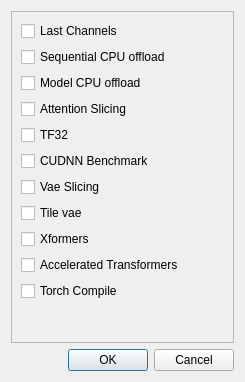
Capsize-Games/airunner, file src/airunner/pyqt/advanced_settings.ui: the form before one commit.
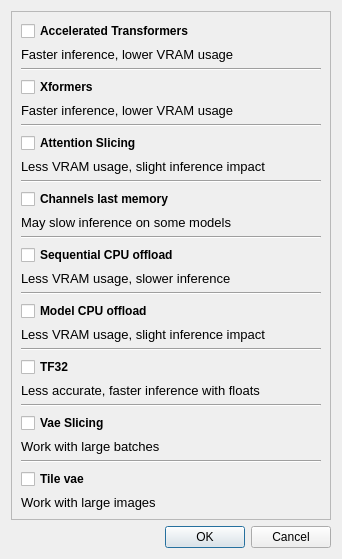
The form after the commit.

Commit message:
redesigns memory settings
- adds tooltips
- rearranges layout
- removes cudnn benchmark
- removes torch compile

```diff
--- a/src/airunner/pyqt/advanced_settings.ui
+++ b/src/airunner/pyqt/advanced_settings.ui
@@ -6,14 +6,24 @@
    <rect>
     <x>0</x>
     <y>0</y>
-    <width>245</width>
-    <height>382</height>
+    <width>342</width>
+    <height>539</height>
    </rect>
   </property>
   <property name="windowTitle">
    <string>Advanced Settings</string>
   </property>
   <layout class="QGridLayout" name="gridLayout">
+   <item row="1" column="0">
+    <widget class="QDialogButtonBox" name="buttonBox">
+     <property name="orientation">
+      <enum>Qt::Horizontal</enum>
+     </property>
+     <property name="standardButtons">
+      <set>QDialogButtonBox::Cancel|QDialogButtonBox::Ok</set>
+     </property>
+    </widget>
+   </item>
    <item row="0" column="0">
     <widget class="QFrame" name="frame">
      <property name="frameShape">
@@ -22,95 +32,360 @@
      <property name="frameShadow">
       <enum>QFrame::Raised</enum>
      </property>
-     <layout class="QFormLayout" name="formLayout">
+     <layout class="QGridLayout" name="gridLayout_2">
       <item row="0" column="0">
+       <layout class="QVBoxLayout" name="verticalLayout_3">
+        <item>
+         <widget class="QCheckBox" name="use_accelerated_transformers">
+          <property name="font">
+           <font>
+            <bold>true</bold>
+           </font>
+          </property>
+          <property name="toolTip">
+           <string>&lt;html&gt;&lt;head/&gt;&lt;body&gt;&lt;p&gt;&lt;span style=&quot; font-weight:400;&quot;&gt;Optimized and memory-efficient attention implementation.&lt;/span&gt;&lt;/p&gt;&lt;/body&gt;&lt;/html&gt;</string>
+          </property>
+          <property name="text">
+           <string>Accelerated Transformers</string>
+          </property>
+         </widget>
+        </item>
+        <item>
+         <widget class="QLabel" name="label_8">
+          <property name="font">
+           <font>
+            <pointsize>10</pointsize>
+            <italic>false</italic>
+           </font>
+          </property>
+          <property name="text">
+           <string>Faster inference, lower VRAM usage</string>
+          </property>
+          <property name="indent">
+           <number>-1</number>
+          </property>
+         </widget>
+        </item>
+        <item>
+         <widget class="Line" name="line_8">
+          <property name="orientation">
+           <enum>Qt::Horizontal</enum>
+          </property>
+         </widget>
+        </item>
+        <item>
+         <widget class="QCheckBox" name="use_xformers">
+          <property name="font">
+           <font>
+            <bold>true</bold>
+           </font>
+          </property>
+          <property name="toolTip">
+           <string>&lt;html&gt;&lt;head/&gt;&lt;body&gt;&lt;p&gt;&lt;span style=&quot; font-weight:400;&quot;&gt;It is recommended to leave this enabled for faster inference and reduced memory consumption.&lt;/span&gt;&lt;/p&gt;&lt;/body&gt;&lt;/html&gt;</string>
+          </property>
+          <property name="text">
+           <string>Xformers</string>
+          </property>
+         </widget>
+        </item>
+        <item>
+         <widget class="QLabel" name="label_9">
+          <property name="font">
+           <font>
+            <pointsize>10</pointsize>
+            <italic>false</italic>
+           </font>
+          </property>
+          <property name="text">
+           <string>Faster inference, lower VRAM usage</string>
+          </property>
+          <property name="indent">
+           <number>-1</number>
+          </property>
+         </widget>
+        </item>
+        <item>
+         <widget class="Line" name="line_7">
+          <property name="orientation">
+           <enum>Qt::Horizontal</enum>
+          </property>
+         </widget>
+        </item>
+        <item>
+         <widget class="QCheckBox" name="use_attention_slicing">
+          <property name="font">
+           <font>
+            <bold>true</bold>
+           </font>
+          </property>
+          <property name="toolTip">
+           <string>&lt;html&gt;&lt;head/&gt;&lt;body&gt;&lt;p&gt;&lt;span style=&quot; font-weight:400;&quot;&gt;Perform computation in steps instead of all at once.&lt;/span&gt;&lt;/p&gt;&lt;p&gt;&lt;span style=&quot; font-weight:400;&quot;&gt;About 10% slower inference times.&lt;/span&gt;&lt;/p&gt;&lt;p&gt;&lt;span style=&quot; font-weight:400;&quot;&gt;Uses as little as 3.2 GB of VRAM.&lt;/span&gt;&lt;/p&gt;&lt;/body&gt;&lt;/html&gt;</string>
+          </property>
+          <property name="text">
+           <string>Attention Slicing</string>
+          </property>
+         </widget>
+        </item>
+        <item>
+         <widget class="QLabel" name="label_4">
+          <property name="font">
+           <font>
+            <pointsize>10</pointsize>
+            <italic>false</italic>
+           </font>
+          </property>
+          <property name="text">
+           <string>Less VRAM usage, slight inference impact</string>
+          </property>
+          <property name="indent">
+           <number>-1</number>
+          </property>
+         </widget>
+        </item>
+        <item>
+         <widget class="Line" name="line_4">
+          <property name="orientation">
+           <enum>Qt::Horizontal</enum>
+          </property>
+         </widget>
+        </item>
+        <item>
        <widget class="QCheckBox" name="use_lastchannels">
+          <property name="font">
+           <font>
+            <bold>true</bold>
+           </font>
+          </property>
+          <property name="toolTip">
+           <string>&lt;html&gt;&lt;head/&gt;&lt;body&gt;&lt;p&gt;&lt;span style=&quot; font-weight:400;&quot;&gt;Alternative way of ordering NCHW tensors in memory preserving dimensions ordering. Channels last tensors ordered in such a way that channels become the densest dimension (aka storing images pixel-per-pixel). &lt;/span&gt;&lt;/p&gt;&lt;p&gt;&lt;span style=&quot; font-weight:400;&quot;&gt;Since not all operators currently support channels last format it may result in a worst performance, so it’s better to try it and see if it works for your model.&lt;/span&gt;&lt;/p&gt;&lt;/body&gt;&lt;/html&gt;</string>
+          </property>
         <property name="text">
-         <string>Last Channels</string>
+           <string>Channels last memory</string>
         </property>
        </widget>
       </item>
-      <item row="1" column="0">
+        <item>
+         <widget class="QLabel" name="label_3">
+          <property name="font">
+           <font>
+            <pointsize>10</pointsize>
+            <italic>false</italic>
+           </font>
+          </property>
+          <property name="text">
+           <string>May slow inference on some models</string>
+          </property>
+          <property name="indent">
+           <number>-1</number>
+          </property>
+         </widget>
+        </item>
+        <item>
+         <widget class="Line" name="line">
+          <property name="orientation">
+           <enum>Qt::Horizontal</enum>
+          </property>
+         </widget>
+        </item>
+        <item>
        <widget class="QCheckBox" name="use_enable_sequential_cpu_offload">
+          <property name="font">
+           <font>
+            <bold>true</bold>
+           </font>
+          </property>
+          <property name="toolTip">
+           <string>&lt;html&gt;&lt;head/&gt;&lt;body&gt;&lt;p&gt;&lt;span style=&quot; font-weight:400;&quot;&gt;Use with &lt;/span&gt;attention slicing&lt;span style=&quot; font-weight:400;&quot;&gt; for lower memory consumption.&lt;/span&gt;&lt;/p&gt;&lt;p&gt;&lt;span style=&quot; font-weight:400;&quot;&gt;Offloads the weights to CPU and only load them to GPU when performing the forward pass for memory savings.&lt;/span&gt;&lt;/p&gt;&lt;/body&gt;&lt;/html&gt;</string>
+          </property>
         <property name="text">
          <string>Sequential CPU offload</string>
         </property>
        </widget>
       </item>
-      <item row="2" column="0">
+        <item>
+         <widget class="QLabel" name="label">
+          <property name="font">
+           <font>
+            <pointsize>10</pointsize>
+            <italic>false</italic>
+           </font>
+          </property>
+          <property name="text">
+           <string>Less VRAM usage, slower inference</string>
+          </property>
+          <property name="indent">
+           <number>-1</number>
+          </property>
+         </widget>
+        </item>
+        <item>
+         <widget class="Line" name="line_2">
+          <property name="orientation">
+           <enum>Qt::Horizontal</enum>
+          </property>
+         </widget>
+        </item>
+        <item>
        <widget class="QCheckBox" name="enable_model_cpu_offload">
+          <property name="font">
+           <font>
+            <bold>true</bold>
+           </font>
+          </property>
+          <property name="toolTip">
+           <string>&lt;html&gt;&lt;head/&gt;&lt;body&gt;&lt;p&gt;&lt;span style=&quot; font-weight:400;&quot;&gt;Use with attention slicing for lower memory consumption.&lt;/span&gt;&lt;/p&gt;&lt;p&gt;&lt;span style=&quot; font-weight:400;&quot;&gt;Moves whole models to the GPU, instead of handling each model’s constituent &lt;/span&gt;&lt;span style=&quot; font-weight:400; font-style:italic;&quot;&gt;modules&lt;/span&gt;&lt;span style=&quot; font-weight:400;&quot;&gt;. This results in a negligible impact on inference time (compared with moving the pipeline to &lt;/span&gt;&lt;span style=&quot; font-family:'monospace'; font-weight:400;&quot;&gt;cuda&lt;/span&gt;&lt;span style=&quot; font-weight:400;&quot;&gt;), while still providing some memory savings.&lt;/span&gt;&lt;/p&gt;&lt;/body&gt;&lt;/html&gt;</string>
+          </property>
         <property name="text">
          <string>Model CPU offload</string>
         </property>
        </widget>
       </item>
-      <item row="3" column="0">
-       <widget class="QCheckBox" name="use_attention_slicing">
+        <item>
+         <widget class="QLabel" name="label_2">
+          <property name="font">
+           <font>
+            <pointsize>10</pointsize>
+            <italic>false</italic>
+           </font>
+          </property>
         <property name="text">
-         <string>Attention Slicing</string>
-        </property>
-       </widget>
-      </item>
-      <item row="4" column="0">
+           <string>Less VRAM usage, slight inference impact</string>
+          </property>
+          <property name="indent">
+           <number>-1</number>
+          </property>
+         </widget>
+        </item>
+        <item>
+         <widget class="Line" name="line_3">
+          <property name="orientation">
+           <enum>Qt::Horizontal</enum>
+          </property>
+         </widget>
+        </item>
+        <item>
        <widget class="QCheckBox" name="use_tf32">
+          <property name="font">
+           <font>
+            <bold>true</bold>
+           </font>
+          </property>
+          <property name="toolTip">
+           <string>&lt;html&gt;&lt;head/&gt;&lt;body&gt;&lt;p&gt;&lt;span style=&quot; font-weight:400;&quot;&gt;On Ampere and later CUDA devices matrix multiplications and convolutions can use the TensorFloat32 (TF32) mode for faster but slightly less accurate computations.&lt;/span&gt;&lt;/p&gt;&lt;/body&gt;&lt;/html&gt;</string>
+          </property>
         <property name="text">
          <string>TF32</string>
         </property>
        </widget>
       </item>
-      <item row="5" column="0">
-       <widget class="QCheckBox" name="use_cudnn_benchmark">
+        <item>
+         <widget class="QLabel" name="label_5">
+          <property name="font">
+           <font>
+            <pointsize>10</pointsize>
+            <italic>false</italic>
+           </font>
+          </property>
         <property name="text">
-         <string>CUDNN Benchmark</string>
-        </property>
-       </widget>
-      </item>
-      <item row="6" column="0">
+           <string>Less accurate, faster inference with floats</string>
+          </property>
+          <property name="indent">
+           <number>-1</number>
+          </property>
+         </widget>
+        </item>
+        <item>
+         <widget class="Line" name="line_5">
+          <property name="orientation">
+           <enum>Qt::Horizontal</enum>
+          </property>
+         </widget>
+        </item>
+        <item>
        <widget class="QCheckBox" name="use_enable_vae_slicing">
+          <property name="font">
+           <font>
+            <bold>true</bold>
+           </font>
+          </property>
+          <property name="toolTip">
+           <string>&lt;html&gt;&lt;head/&gt;&lt;body&gt;&lt;p&gt;&lt;span style=&quot; font-weight:400;&quot;&gt;Use with Attention Slicing or Xformers&lt;/span&gt;&lt;/p&gt;&lt;p&gt;&lt;span style=&quot; font-weight:400;&quot;&gt;Decode large batches of images with limited VRAM, or to enable batches with 32 images or more.&lt;/span&gt;&lt;/p&gt;&lt;/body&gt;&lt;/html&gt;</string>
+          </property>
         <property name="text">
          <string>Vae Slicing</string>
         </property>
        </widget>
       </item>
-      <item row="7" column="0">
+        <item>
+         <widget class="QLabel" name="label_6">
+          <property name="font">
+           <font>
+            <pointsize>10</pointsize>
+            <italic>false</italic>
+           </font>
+          </property>
+          <property name="text">
+           <string>Work with large batches</string>
+          </property>
+          <property name="indent">
+           <number>-1</number>
+          </property>
+         </widget>
+        </item>
+        <item>
+         <widget class="Line" name="line_6">
+          <property name="orientation">
+           <enum>Qt::Horizontal</enum>
+          </property>
+         </widget>
+        </item>
+        <item>
        <widget class="QCheckBox" name="use_tiled_vae">
+          <property name="font">
+           <font>
+            <bold>true</bold>
+           </font>
+          </property>
+          <property name="toolTip">
+           <string>&lt;html&gt;&lt;head/&gt;&lt;body&gt;&lt;p&gt;&lt;span style=&quot; font-weight:400;&quot;&gt;Use with Attention Slicing or Xformers&lt;/span&gt;&lt;/p&gt;&lt;p&gt;&lt;span style=&quot; font-weight:400;&quot;&gt;Makes it possible to work with large images on limited VRAM. Splits image into overlapping tiles, decodes tiles, blends outputs to make final image.&lt;/span&gt;&lt;/p&gt;&lt;/body&gt;&lt;/html&gt;</string>
+          </property>
         <property name="text">
          <string>Tile vae</string>
         </property>
        </widget>
       </item>
-      <item row="8" column="0">
-       <widget class="QCheckBox" name="use_xformers">
-        <property name="text">
-         <string>Xformers</string>
-        </property>
-       </widget>
-      </item>
-      <item row="9" column="0">
-       <widget class="QCheckBox" name="use_accelerated_transformers">
+        <item>
+         <widget class="QLabel" name="label_7">
+          <property name="font">
+           <font>
+            <pointsize>10</pointsize>
+            <italic>false</italic>
+           </font>
+          </property>
         <property name="text">
-         <string>Accelerated Transformers</string>
-        </property>
-       </widget>
-      </item>
-      <item row="10" column="0">
-       <widget class="QCheckBox" name="use_torch_compile">
-        <property name="text">
-         <string>Torch Compile</string>
+           <string>Work with large images</string>
+          </property>
+          <property name="indent">
+           <number>-1</number>
         </property>
        </widget>
       </item>
-     </layout>
-    </widget>
-   </item>
-   <item row="1" column="0">
-    <widget class="QDialogButtonBox" name="buttonBox">
+        <item>
+         <spacer name="verticalSpacer">
      <property name="orientation">
-      <enum>Qt::Horizontal</enum>
-     </property>
-     <property name="standardButtons">
-      <set>QDialogButtonBox::Cancel|QDialogButtonBox::Ok</set>
-     </property>
+           <enum>Qt::Vertical</enum>
+          </property>
+          <property name="sizeHint" stdset="0">
+           <size>
+            <width>20</width>
+            <height>40</height>
+           </size>
+          </property>
+         </spacer>
+        </item>
+       </layout>
+      </item>
+     </layout>
     </widget>
    </item>
   </layout>
```
Lines whose indentation alone changed are shown as unchanged.
